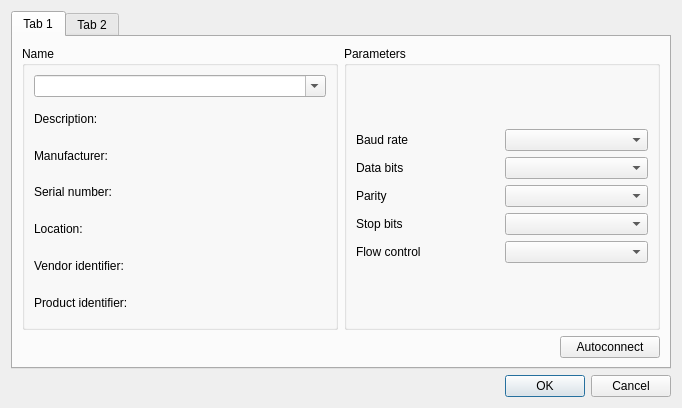
The window that src/dialog_connect.ui (TomHyhlik/termik) describes before a commit, drawn with Qt 5.
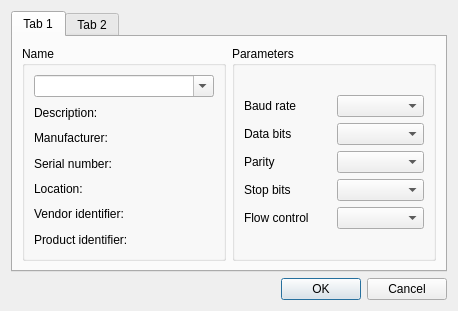
The same window after the commit.

```diff
--- a/src/dialog_connect.ui
+++ b/src/dialog_connect.ui
@@ -6,8 +6,8 @@
    <rect>
     <x>0</x>
     <y>0</y>
-    <width>682</width>
-    <height>408</height>
+    <width>458</width>
+    <height>311</height>
    </rect>
   </property>
   <property name="windowTitle">
@@ -177,42 +177,6 @@
          </item>
         </layout>
        </item>
-       <item>
-        <layout class="QHBoxLayout" name="horizontalLayout">
-         <item>
-          <spacer name="horizontalSpacer_2">
-           <property name="orientation">
-            <enum>Qt::Horizontal</enum>
-           </property>
-           <property name="sizeHint" stdset="0">
-            <size>
-             <width>486</width>
-             <height>1</height>
-            </size>
-           </property>
-          </spacer>
-         </item>
-         <item>
-          <widget class="QPushButton" name="pushButton_autoconnect">
-           <property name="minimumSize">
-            <size>
-             <width>100</width>
-             <height>0</height>
-            </size>
-           </property>
-           <property name="maximumSize">
-            <size>
-             <width>90</width>
-             <height>16777215</height>
-            </size>
-           </property>
-           <property name="text">
-            <string>Autoconnect</string>
-           </property>
-          </widget>
-         </item>
-        </layout>
-       </item>
       </layout>
      </widget>
      <widget class="QWidget" name="tab_network">
```
